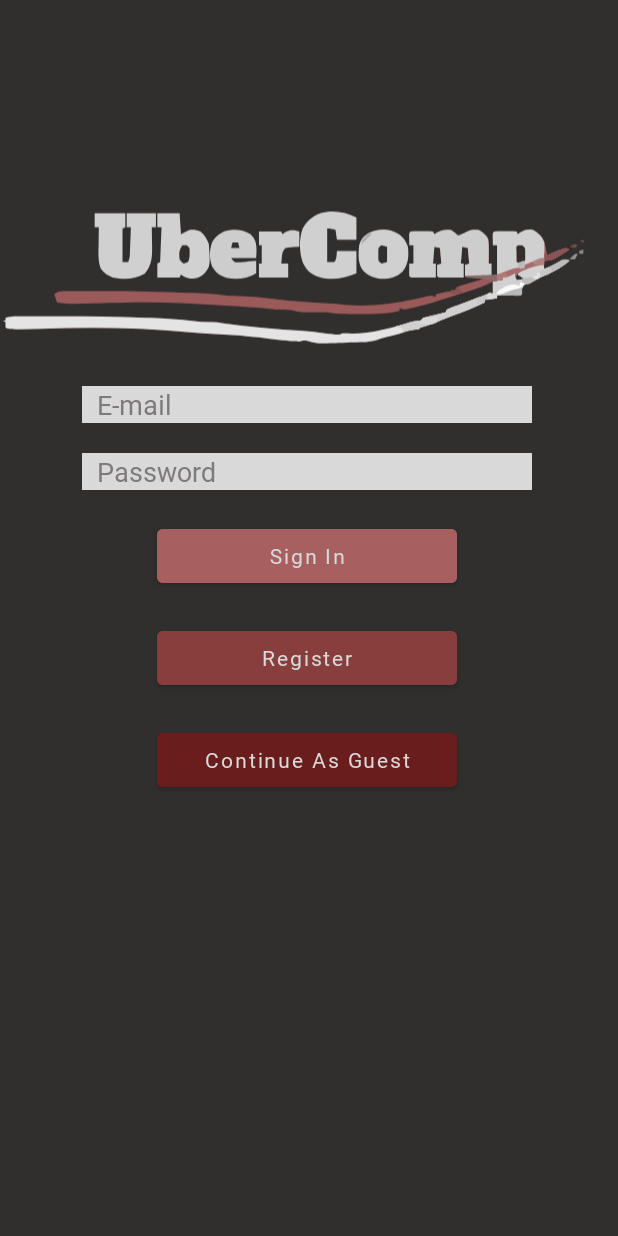
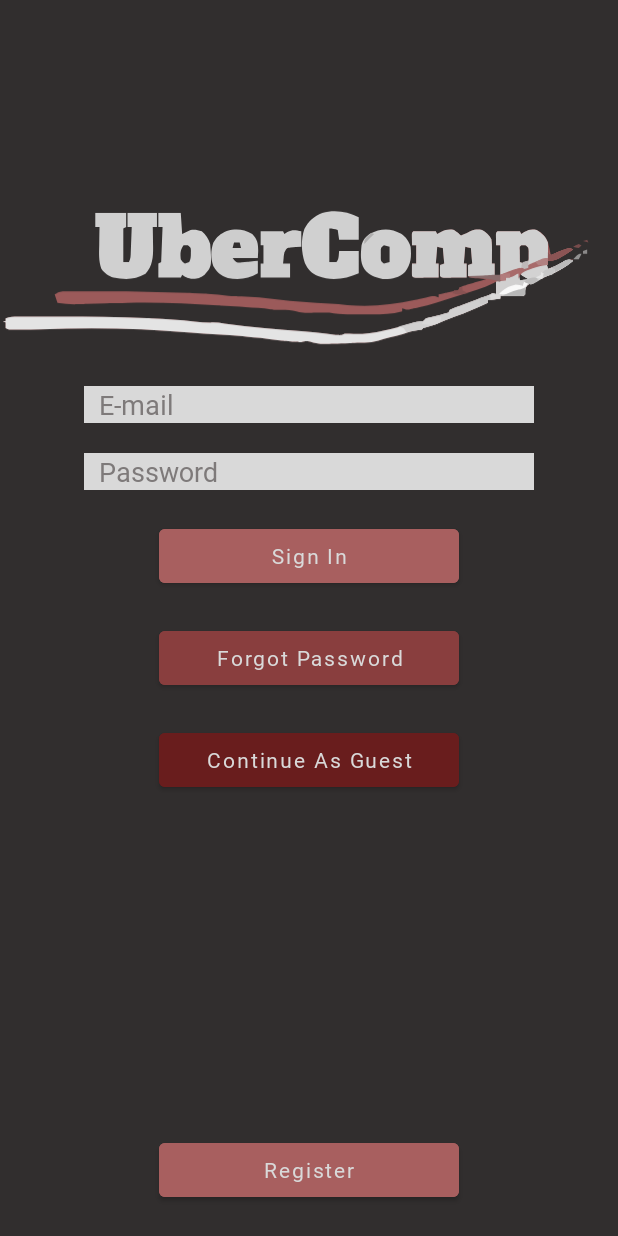
Before and after one commit to kzi-nastava/mrs-team10-IBN, an Android app: the screen it shows after launch (LoginActivity), on a phone screen of 412 x 824 dp. Run offline under Robolectric (Android 15) with nearby library versions, the light colour scheme and no system bars; our stand-ins replace CircleImageView.

Commit message:
[ADD] Forgotten Password Mobile UI implemented

```diff
--- a/MOBILNE/app/src/main/java/com/example/ubercorp/activities/LoginActivity.java
+++ b/MOBILNE/app/src/main/java/com/example/ubercorp/activities/LoginActivity.java
@@ -46,6 +46,12 @@ public class LoginActivity extends AppCompatActivity {
             startActivity(intent);
         });
 
+        Button forgotPasswordButton = findViewById(R.id.forgotPasswordButton);
+        forgotPasswordButton.setOnClickListener((v) -> {
+            Intent intent = new Intent(LoginActivity.this, ForgotPasswordActivity.class);
+            startActivity(intent);
+        });
+
         Button continueButton = findViewById(R.id.continueButton);
         continueButton.setOnClickListener((v) -> {
             Intent intent = new Intent(LoginActivity.this, HomeActivity.class);
--- a/MOBILNE/app/src/main/res/layout/activity_login.xml
+++ b/MOBILNE/app/src/main/res/layout/activity_login.xml
@@ -10,8 +10,8 @@
 
     <LinearLayout
         android:paddingTop="100dp"
-        android:layout_width="409dp"
-        android:layout_height="wrap_content"
+        android:layout_width="match_parent"
+        android:layout_height="match_parent"
         android:orientation="vertical"
         android:gravity="center"
         tools:layout_editor_absoluteX="1dp"
@@ -46,10 +46,10 @@
 
         <Button
             android:layout_marginTop="20dp"
-            android:id="@+id/registerButton"
+            android:id="@+id/forgotPasswordButton"
             android:layout_width="200dp"
             android:layout_height="wrap_content"
-            android:text="Register"
+            android:text="Forgot Password"
             android:backgroundTint="@color/btn_color_3"
             android:textAllCaps="false" />
 
@@ -63,6 +63,20 @@
             android:fontFamily="@font/mandali_regular"
             android:textAllCaps="false" />
 
+        <Space
+            android:layout_width="match_parent"
+            android:layout_height="0dp"
+            android:layout_weight="1" />
+
+        <Button
+            android:layout_marginBottom="20dp"
+            android:id="@+id/registerButton"
+            android:layout_width="200dp"
+            android:layout_height="wrap_content"
+            android:text="Register"
+            android:backgroundTint="@color/btn_color_1"
+            android:fontFamily="@font/mandali_regular"
+            android:textAllCaps="false" />
 
 
     </LinearLayout>
```
Also changed, not shown: MOBILNE/app/src/main/AndroidManifest.xml (+6 -2 lines), MOBILNE/app/src/main/java/com/example/ubercorp/activities/ForgotPasswordActivity.java (added, +45 -0 lines), MOBILNE/app/src/main/res/layout/activity_forgot_password.xml (added, +51 -0 lines).
